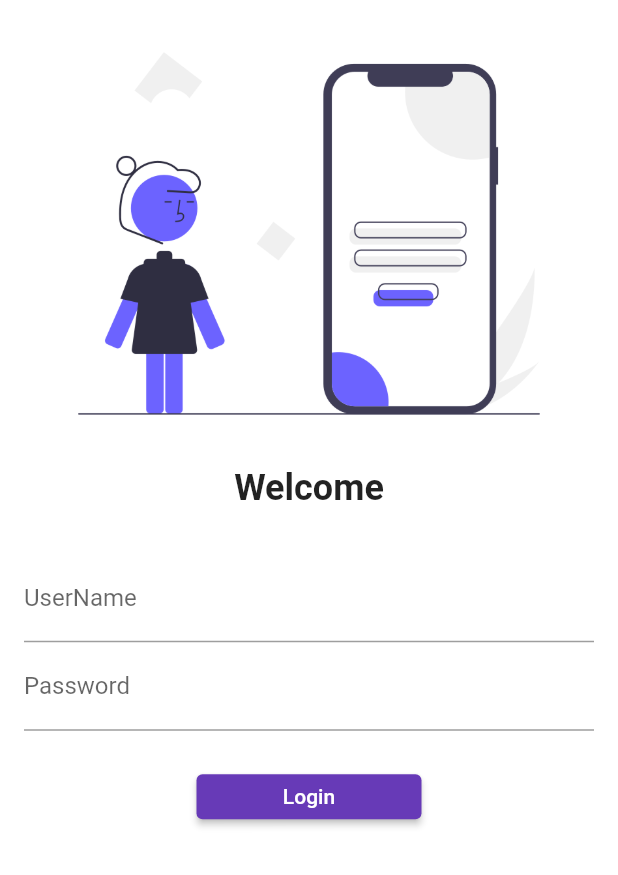
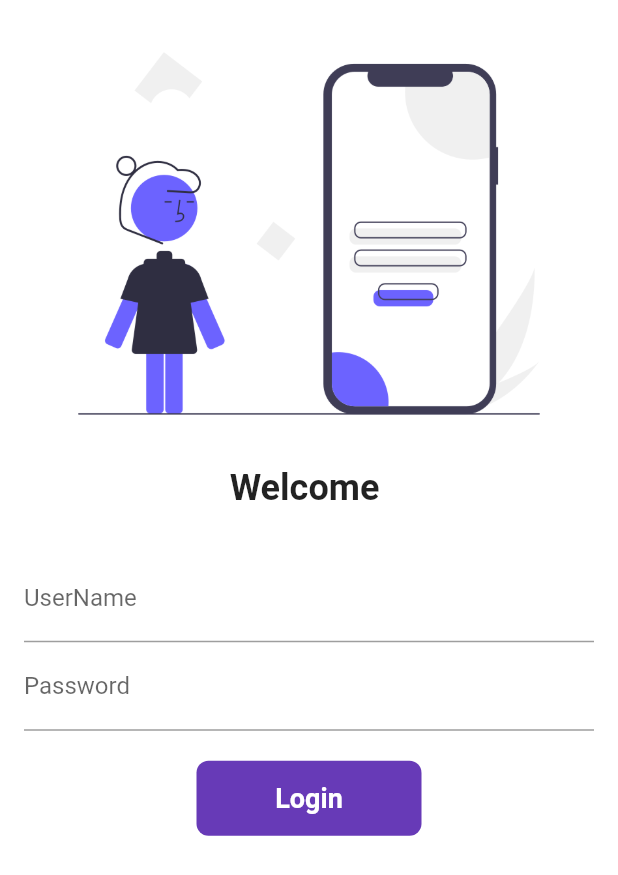
Before and after one commit to kaifhasan222/30daysforFlutter, a Flutter app: the screen it shows after launch, on a phone screen of 412 x 824 dp. Shown: the top 875 px of the screen. Run offline on Flutter 3.47's test engine with Material 2 defaults, Android fonts, the phone set to English and light mode, and no system bars.

Commit message:
day6 completed

```diff
--- a/lib/pages/loginPage.dart
+++ b/lib/pages/loginPage.dart
@@ -1,7 +1,15 @@
 import 'package:flutter/material.dart';
 import 'package:new_app/utilis/routes.dart';
 
-class LoginPage extends StatelessWidget {
+class LoginPage extends StatefulWidget {
+  @override
+  State<LoginPage> createState() => _LoginPageState();
+}
+
+class _LoginPageState extends State<LoginPage> {
+  String name = "";
+  bool changeButton = false;
+
   @override
   Widget build(BuildContext context) {
     return Material(
@@ -14,7 +22,7 @@ class LoginPage extends StatelessWidget {
             fit: BoxFit.fill,
           ),
           Text(
-            "Welcome",
+            "Welcome $name",
             style: TextStyle(
               fontSize: 24,
               fontWeight: FontWeight.bold,
@@ -33,6 +41,10 @@ class LoginPage extends StatelessWidget {
                     hintText: "Enter UserName",
                     labelText: "UserName",
                   ),
+                  onChanged: (value) {
+                    name = value;
+                    setState(() {});
+                  },
                 ),
                 TextFormField(
                   obscureText: true,
@@ -44,13 +56,43 @@ class LoginPage extends StatelessWidget {
                 SizedBox(
                   height: 20.0,
                 ),
-                ElevatedButton(
-                  child: Text("Login"),
-                  style: TextButton.styleFrom(minimumSize: Size(150, 30)),
-                  onPressed: () {
+
+                InkWell(
+                  onTap: () async {
+                    setState(() {
+                      changeButton = true;
+                    });
+                    await Future.delayed(Duration(seconds: 1));
                     Navigator.pushNamed(context, MyRoutes.homeRoute);
                   },
+                  child: AnimatedContainer(
+                    duration: Duration(seconds: 1),
+                    width: changeButton ? 50 : 150,
+                    height: 50,
+                    alignment: Alignment.center,
+                    child: changeButton
+                        ? Icon(Icons.done, color: Colors.white)
+                        : Text(
+                            "Login",
+                            style: TextStyle(
+                                color: Colors.white,
+                                fontWeight: FontWeight.bold,
+                                fontSize: 18),
+                          ),
+                    decoration: BoxDecoration(
+                        color: Colors.deepPurple,
+                        borderRadius:
+                            BorderRadius.circular(changeButton ? 20 : 8)),
+                  ),
                 )
+
+                // ElevatedButton(
+                //   child: Text("Login"),
+                //   style: TextButton.styleFrom(minimumSize: Size(150, 30)),
+                //   onPressed: () {
+                //     Navigator.pushNamed(context, MyRoutes.homeRoute);
+                //   },
+                // )
               ],
             ),
           )
```
